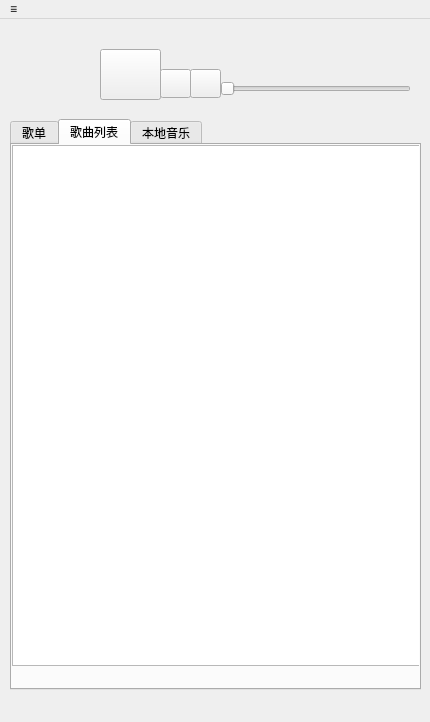
First picture: the form in mainwindow.ui, repository caisan/CloudMusic, before the edit.
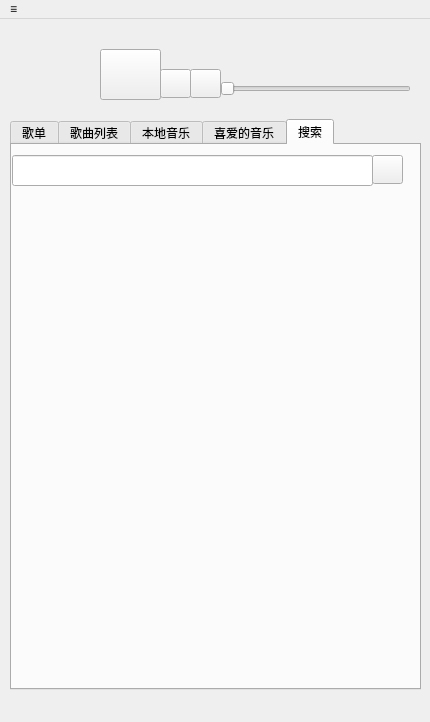
Second picture: the form after the edit. The open tabs and pages were chosen to show the change. Icons and pictures are not drawn.

Diff of the .ui file:
```diff
--- a/mainwindow.ui
+++ b/mainwindow.ui
@@ -539,6 +539,15 @@
         <height>521</height>
        </rect>
       </property>
+      <property name="frameShape">
+       <enum>QFrame::NoFrame</enum>
+      </property>
+      <property name="iconSize">
+       <size>
+        <width>20</width>
+        <height>20</height>
+       </size>
+      </property>
      </widget>
     </widget>
     <widget class="QWidget" name="tab_3">
@@ -574,6 +583,61 @@
       </property>
      </widget>
     </widget>
+    <widget class="QWidget" name="tab_5">
+     <attribute name="title">
+      <string>喜爱的音乐</string>
+     </attribute>
+     <widget class="QListWidget" name="listWidget">
+      <property name="geometry">
+       <rect>
+        <x>0</x>
+        <y>0</y>
+        <width>411</width>
+        <height>531</height>
+       </rect>
+      </property>
+      <property name="focusPolicy">
+       <enum>Qt::NoFocus</enum>
+      </property>
+      <property name="contextMenuPolicy">
+       <enum>Qt::NoContextMenu</enum>
+      </property>
+      <property name="frameShape">
+       <enum>QFrame::NoFrame</enum>
+      </property>
+     </widget>
+    </widget>
+    <widget class="QWidget" name="tab_4">
+     <attribute name="title">
+      <string>搜索</string>
+     </attribute>
+     <widget class="QLineEdit" name="search_input">
+      <property name="geometry">
+       <rect>
+        <x>0</x>
+        <y>10</y>
+        <width>361</width>
+        <height>31</height>
+       </rect>
+      </property>
+     </widget>
+     <widget class="QPushButton" name="search_btn">
+      <property name="geometry">
+       <rect>
+        <x>360</x>
+        <y>10</y>
+        <width>31</width>
+        <height>29</height>
+       </rect>
+      </property>
+      <property name="focusPolicy">
+       <enum>Qt::NoFocus</enum>
+      </property>
+      <property name="text">
+       <string/>
+      </property>
+     </widget>
+    </widget>
    </widget>
    <widget class="QLabel" name="image_label">
     <property name="geometry">
@@ -581,7 +645,7 @@
       <x>10</x>
       <y>10</y>
       <width>81</width>
-      <height>71</height>
+      <height>81</height>
      </rect>
     </property>
     <property name="text">
@@ -662,9 +726,9 @@
     <property name="geometry">
      <rect>
       <x>170</x>
-      <y>20</y>
-      <width>241</width>
-      <height>21</height>
+      <y>10</y>
+      <width>211</width>
+      <height>31</height>
      </rect>
     </property>
     <property name="text">
```
Left out of the diff: 35 changed lines with no effect on the pictures.
